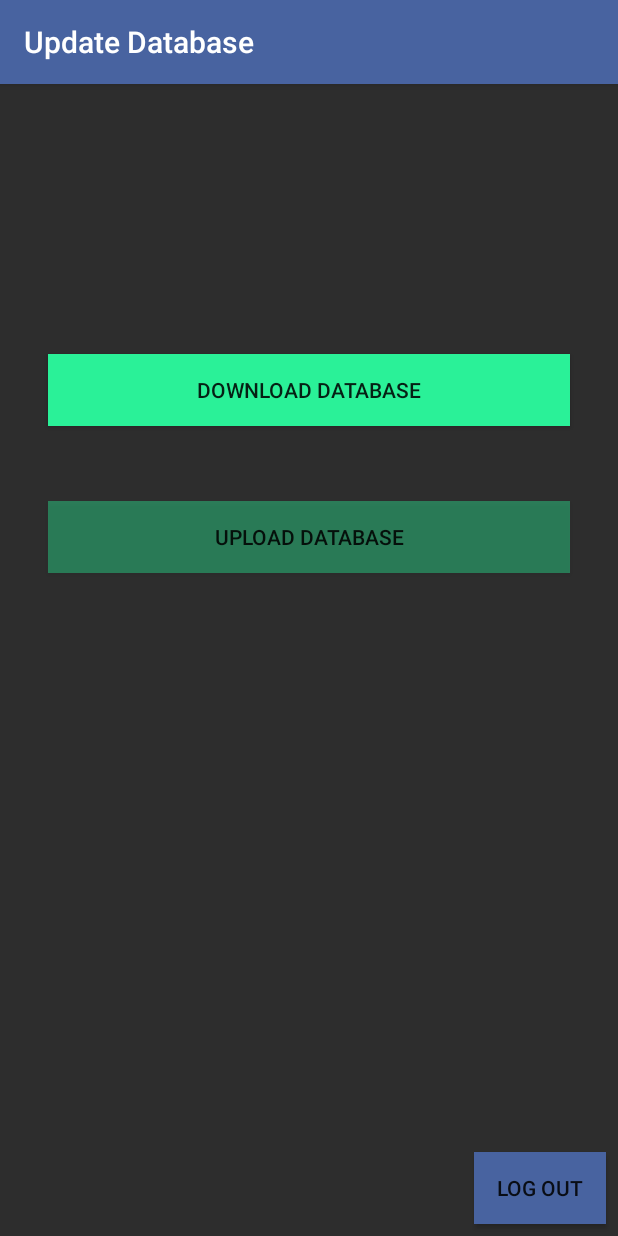
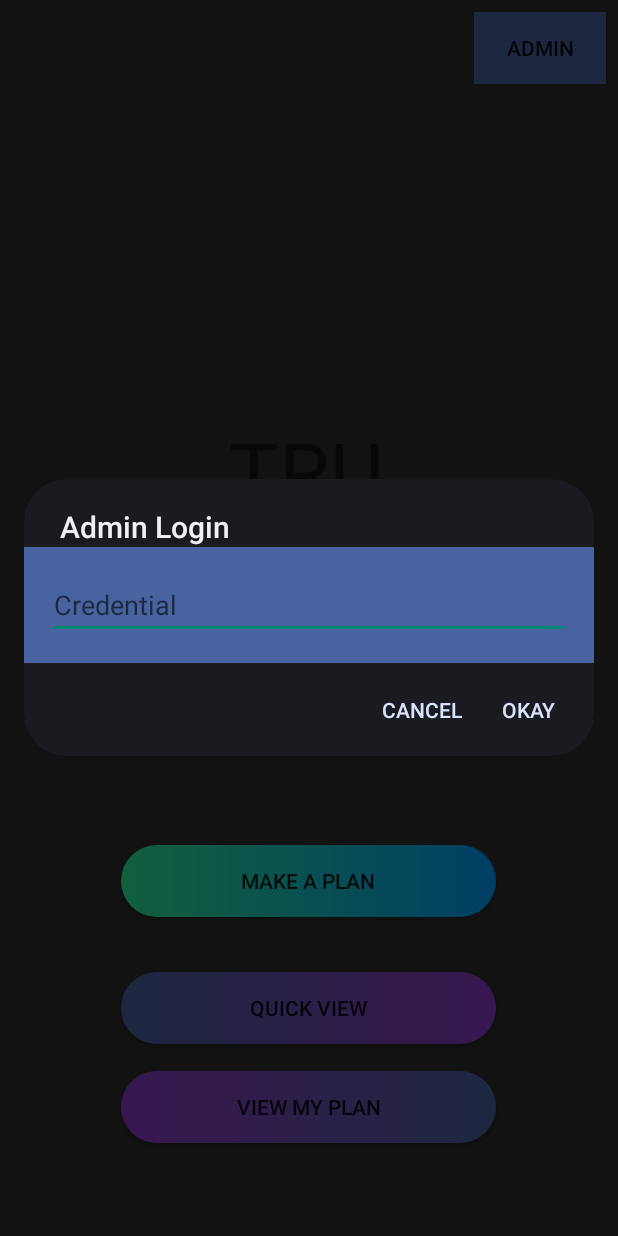
Before and after one commit to henglicad/group1apk, an Android app: the screen it shows after launch (ChangeDatabase before the commit, MainActivity after it), after a tap on "ADMIN", on a phone screen of 412 x 824 dp. Run offline under Robolectric (Android 15) with nearby library versions, the phone set to English and light mode, and no system bars.

Commit message:
Credentials dialog in place

```diff
--- /dev/null
+++ b/app/src/main/java/com/group1/EngPlan/Adapters/LoginDialog.java
@@ -0,0 +1,63 @@
+package com.group1.EngPlan.Adapters;
+
+import android.app.AlertDialog;
+import android.app.Dialog;
+import android.content.Context;
+import android.content.DialogInterface;
+import android.os.Bundle;
+import android.view.LayoutInflater;
+import android.view.View;
+import android.widget.EditText;
+
+import androidx.annotation.NonNull;
+import androidx.appcompat.app.AppCompatDialogFragment;
+
+import com.group1.EngPlan.R;
+
+public class LoginDialog extends AppCompatDialogFragment {
+    private EditText credential;
+    private LoginListener listener;
+
+    @Override
+    public Dialog onCreateDialog(Bundle savedInstanceState) {
+        AlertDialog.Builder builder = new AlertDialog.Builder(getActivity(), AlertDialog.THEME_DEVICE_DEFAULT_DARK);
+
+        LayoutInflater inflater = getActivity().getLayoutInflater();
+        View view = inflater.inflate(R.layout.alert_dialog_layout, null);
+
+        builder.setView(view);
+        builder.setTitle("Admin Login");
+
+        builder.setNegativeButton("Cancel", new DialogInterface.OnClickListener() {
+            @Override
+            public void onClick(DialogInterface dialog, int which) {
+
+            }
+        });
+        builder.setPositiveButton("Okay", new DialogInterface.OnClickListener() {
+            @Override
+            public void onClick(DialogInterface dialog, int which) {
+                String cred = credential.getText().toString();
+                listener.applyText(cred);
+            }
+        });
+
+       credential = view.findViewById(R.id.credential);
+        return builder.create();
+    }
+
+    @Override
+    public void onAttach(@NonNull Context context) {
+        super.onAttach(context);
+
+        try {
+            listener = (LoginListener) context;
+        } catch (ClassCastException e) {
+            throw new ClassCastException(context.toString() + "must implement");
+        }
+    }
+
+    public interface LoginListener{
+        void applyText(String cred);
+    }
+}
--- a/app/src/main/java/com/group1/EngPlan/ChangeDatabase.java
+++ b/app/src/main/java/com/group1/EngPlan/ChangeDatabase.java
@@ -43,7 +43,6 @@ public class ChangeDatabase extends AppCompatActivity {
             public void onClick(View view){
                 saveToFile();
                 Toast.makeText(getApplicationContext(), "Downloaded!", Toast.LENGTH_SHORT).show();
-                //write code to navigate through cursor and send to file
             }
         });
     }
--- a/app/src/main/java/com/group1/EngPlan/MainActivity.java
+++ b/app/src/main/java/com/group1/EngPlan/MainActivity.java
@@ -6,13 +6,15 @@ import android.os.Bundle;
 import android.util.Log;
 import android.view.View;
 import android.widget.Button;
+import android.widget.Toast;
 
 import androidx.appcompat.app.AlertDialog;
 import androidx.appcompat.app.AppCompatActivity;
 
+import com.group1.EngPlan.Adapters.LoginDialog;
 import com.group1.EngPlan.MakeAPlan.MakeAPlanYearScreen;
 
-public class MainActivity extends AppCompatActivity {
+public class MainActivity extends AppCompatActivity implements LoginDialog.LoginListener{
     public static final String LOG_TAG = MainActivity.class.getSimpleName();
 
     @Override
@@ -54,12 +56,32 @@ public class MainActivity extends AppCompatActivity {
             public void onClick(View v){
                 //pop up & check credentials but until then
 
+                openDialog();
 
-
-                Intent changeDB = new Intent(getApplicationContext(), ChangeDatabase.class);
-                startActivity(changeDB);
+                //Intent changeDB = new Intent(getApplicationContext(), ChangeDatabase.class);
+                //startActivity(changeDB);
             }
         });
+    }
 
+    public void openDialog(){
+        LoginDialog loginDialog = new LoginDialog();
+        loginDialog.show(getSupportFragmentManager(), "Credential Dialog");
+    }
+
+    @Override
+    public void applyText(String cred) {
+        if(cred.equals("1234")){
+            Intent changeDB = new Intent(getApplicationContext(), ChangeDatabase.class);
+            startActivity(changeDB);
+        }
+        else{
+            Toast.makeText(getApplicationContext(), "Incorrect Password.", Toast.LENGTH_SHORT).show();
+        }
+    }
+
+    @Override
+    public void onBackPressed() {
+        // do nothing
     }
 }
--- /dev/null
+++ b/app/src/main/res/layout/alert_dialog_layout.xml
@@ -0,0 +1,14 @@
+<?xml version="1.0" encoding="utf-8"?>
+<RelativeLayout xmlns:android="http://schemas.android.com/apk/res/android"
+    android:layout_width="match_parent"
+    android:layout_height="match_parent"
+    android:background="#4863A0"
+    android:padding="16dp">
+
+    <EditText
+        android:id="@+id/credential"
+        android:layout_width="match_parent"
+        android:layout_height="wrap_content"
+        android:hint="Credential" />
+
+</RelativeLayout>
```
